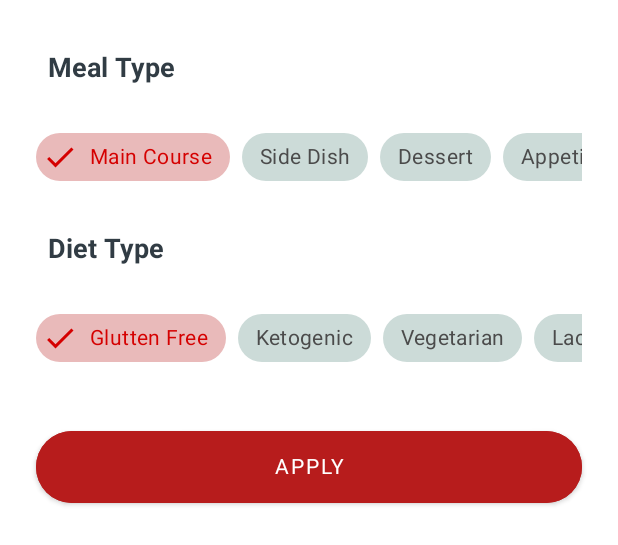
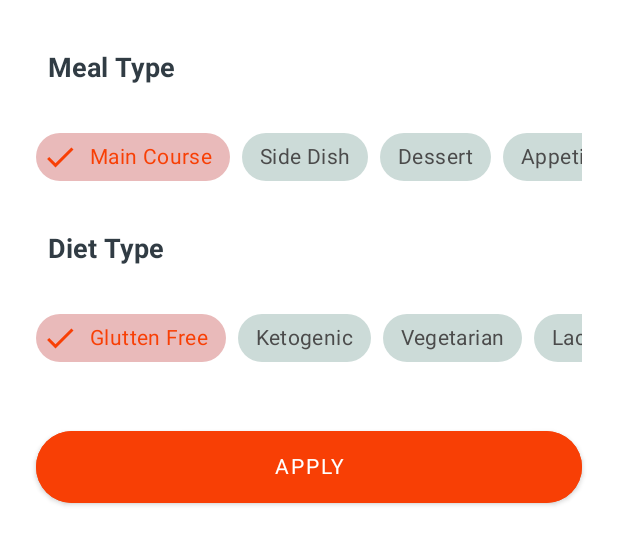
Before and after one commit to ravelinejunior/NewFoods, an Android app: the layout fragment_bottom_sheet.xml on its own in the app's theme, with its tools: preview values and no code run, on a phone screen of 412 x 824 dp. Shown: the top 545 px of the screen. Run offline under Robolectric (Android 15) with nearby library versions, the phone set to English and light mode, and no system bars.

Commit message:
Chip navigate fragment_bottom_sheet.xml

```diff
--- a/app/src/main/java/br/com/raveline/newfoods/presentation/ui/fragment/recipes/RecipesFragment.kt
+++ b/app/src/main/java/br/com/raveline/newfoods/presentation/ui/fragment/recipes/RecipesFragment.kt
@@ -8,7 +8,9 @@ import android.view.ViewGroup
 import androidx.fragment.app.Fragment
 import androidx.lifecycle.ViewModelProvider
 import androidx.lifecycle.lifecycleScope
+import androidx.navigation.fragment.findNavController
 import androidx.recyclerview.widget.LinearLayoutManager
+import br.com.raveline.newfoods.R
 import br.com.raveline.newfoods.databinding.FragmentRecipesBinding
 import br.com.raveline.newfoods.presentation.ui.adapter.recipes.RecipesAdapter
 import br.com.raveline.newfoods.presentation.viewmodel.MainViewModel
@@ -55,6 +57,10 @@ class RecipesFragment : Fragment() {
         setupRecyclerView()
         lifecycleScope.launchWhenCreated {
             getData()
+        }
+
+        recipesBinding!!.floatingActionButton.setOnClickListener {
+            findNavController().navigate(R.id.action_recipesFragment_id_to_recipesBottomSheet)
         }
 
         return recipesBinding!!.root
--- a/app/src/main/res/drawable/apply_custom_chip_style.xml
+++ b/app/src/main/res/drawable/apply_custom_chip_style.xml
@@ -5,7 +5,7 @@
         android:state_pressed="false">
         <shape android:shape="rectangle">
             <corners android:radius="100dp" />
-            <solid android:color="@color/red" />
+            <solid android:color="@color/dark_orange" />
             <size android:width="30dp" android:height="30dp" />
         </shape>
     </item>
@@ -18,7 +18,7 @@
 
         <shape android:shape="rectangle">
             <corners android:radius="100dp" />
-            <solid android:color="@color/purple" />
+            <solid android:color="@color/white" />
             <size android:width="30dp" android:height="30dp" />
         </shape>
     </item>
--- a/app/src/main/res/layout/fragment_bottom_sheet.xml
+++ b/app/src/main/res/layout/fragment_bottom_sheet.xml
@@ -1,11 +1,9 @@
 <?xml version="1.0" encoding="utf-8"?>
 <androidx.constraintlayout.widget.ConstraintLayout xmlns:android="http://schemas.android.com/apk/res/android"
     xmlns:app="http://schemas.android.com/apk/res-auto"
-    xmlns:tools="http://schemas.android.com/tools"
     android:layout_width="match_parent"
     android:layout_height="wrap_content"
-    android:background="@color/white"
-   >
+    android:background="@color/white">
 
 
     <TextView
@@ -277,9 +275,9 @@
         android:layout_marginTop="32dp"
         android:layout_marginEnd="24dp"
         android:layout_marginBottom="32dp"
-
-    android:theme="@style/CustomChipStyleButton"
         android:text="@string/apply"
+        android:textColor="@color/white"
+        android:theme="@style/CustomChipStyleButton"
         app:layout_constraintBottom_toBottomOf="parent"
         app:layout_constraintEnd_toEndOf="parent"
         app:layout_constraintStart_toStartOf="parent"
--- a/app/src/main/res/values/colors.xml
+++ b/app/src/main/res/values/colors.xml
@@ -27,7 +27,7 @@
     <!-- Custom Chip Style -->
     <color name="checkedChipBackgroundColor">#4DB71C1C</color>
     <color name="chipBackgroundColor">#33004D40</color>
-    <color name="checkedChipTextColor">@color/red</color>
+    <color name="checkedChipTextColor">@color/dark_orange</color>
     <color name="chipTextColor">@color/darkGray</color>
     <color name="dark_orange">#F83F05</color>
 </resources>
--- a/app/src/main/res/values/themes.xml
+++ b/app/src/main/res/values/themes.xml
@@ -25,7 +25,7 @@
 
         <item name="android:textColor">@color/white</item>
         <item name="fontFamily">@string/marinade</item>
-        <item name="android:backgroundTint">@color/darkred</item>
+        <item name="android:backgroundTint">@color/dark_orange</item>
         <item name="android:radius">60dp</item>
         <item name="android:padding">16dp</item>
         <item name="background">@drawable/apply_custom_chip_style</item>
```
Also changed, not shown: app/build.gradle (+6 -6 lines), app/src/main/java/br/com/raveline/newfoods/presentation/ui/fragment/recipes/RecipesBottomSheet.kt (added, +19 -0 lines), app/src/main/res/navigation/nav_graph.xml (+11 -0 lines).
